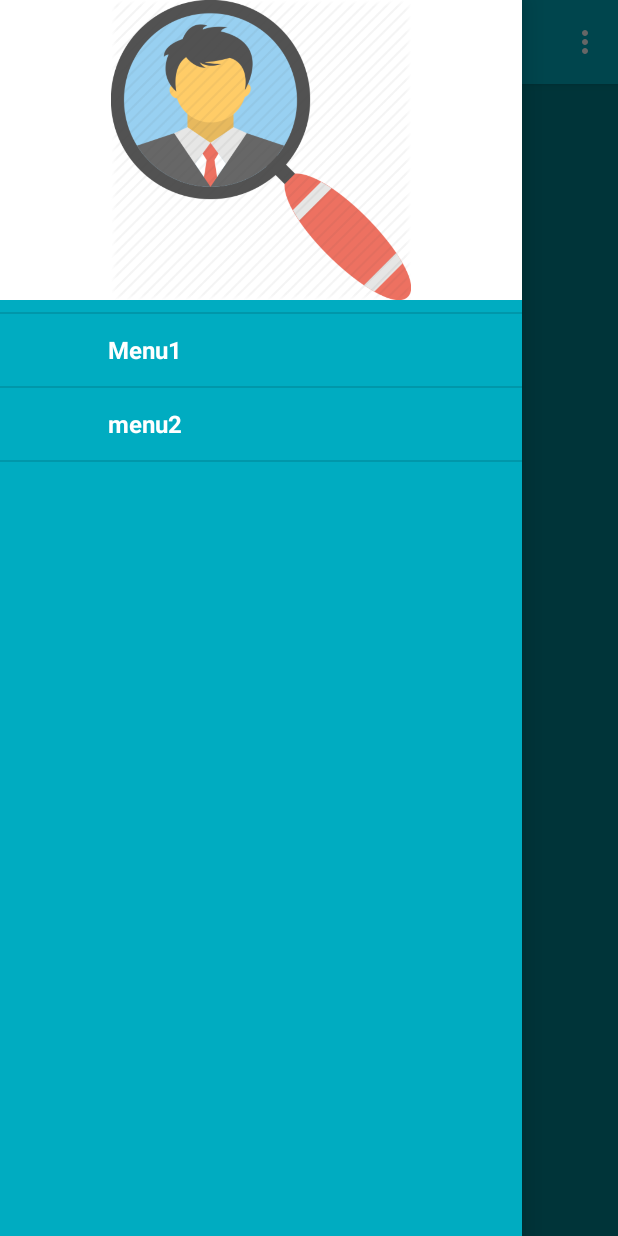
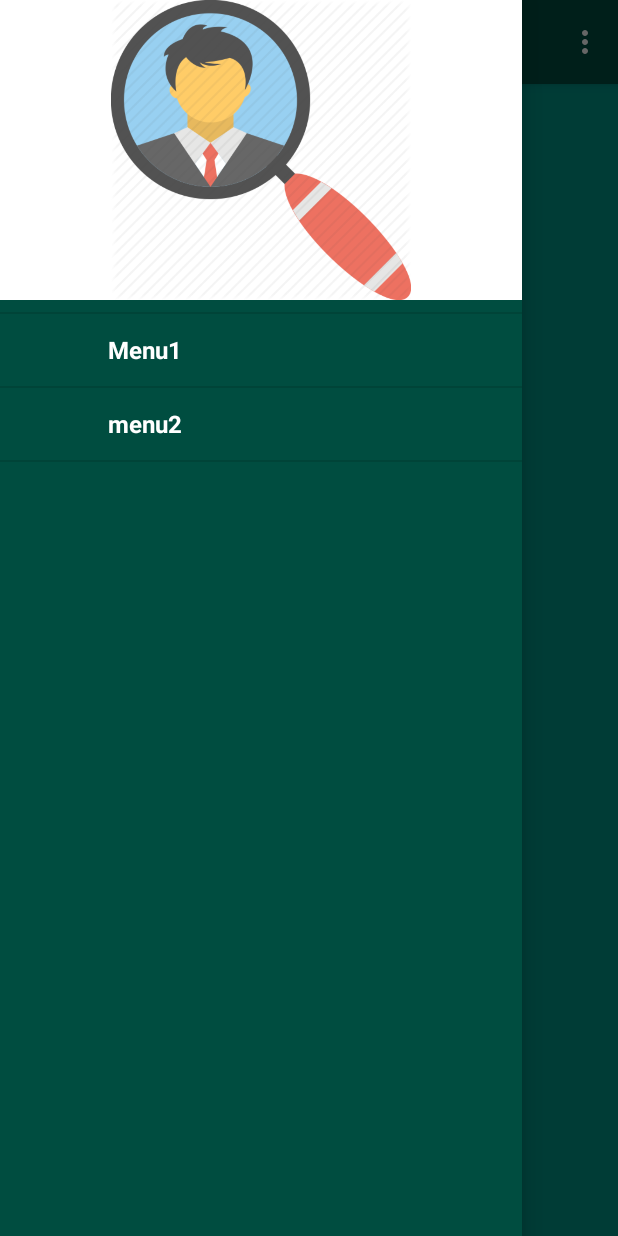
Before and after one commit to rana1110/missingpeople, an Android app: the screen it shows after launch (HomeScreenActivity), with the side drawer open, on a phone screen of 412 x 824 dp. Run offline under Robolectric (Android 15) with nearby library versions, the phone set to English and light mode, and no system bars.

Commit message:
New Design Updated

```diff
--- a/app/src/main/java/com/ohm/missingpeople/activity/HomeScreenActivity.java
+++ b/app/src/main/java/com/ohm/missingpeople/activity/HomeScreenActivity.java
@@ -5,7 +5,7 @@ import android.os.Bundle;
 import com.google.android.material.internal.NavigationMenuView;
 import com.google.android.material.navigation.NavigationView;
 import com.ohm.missingpeople.R;
-import com.ohm.missingpeople.adapter.NewsAdapter;
+import com.ohm.missingpeople.adapter.AllMissingPersonAdapter;
 import com.ohm.missingpeople.networkoperation.model.AllMissingPeople;
 import com.ohm.missingpeople.networkoperation.model.MissingPeopleDataClass;
 import com.ohm.missingpeople.networkoperation.restclient.ApiClient;
@@ -44,7 +44,7 @@ public class HomeScreenActivity extends AppCompatActivity implements NavigationV
     ApiInterface apiInterface;
     Call<AllMissingPeople> newsGetDatacall;
     private RecyclerView recyclerView;
-    private NewsAdapter adapter;
+    private AllMissingPersonAdapter adapter;
     RecyclerView.LayoutManager layoutManager;
 
     @Override
@@ -64,7 +64,7 @@ public class HomeScreenActivity extends AppCompatActivity implements NavigationV
         navMenuView = (NavigationMenuView) navigationView.getChildAt(0);
         swipeRefreshLayout = findViewById(R.id.pullToRefresh);
         recyclerView = findViewById(R.id.recycler_view);
-        swipeRefreshLayout.setColorSchemeColors(getResources().getColor(R.color.brandColor));
+        swipeRefreshLayout.setColorSchemeColors(getResources().getColor(R.color.brandColorCode1));
         layoutManager = new LinearLayoutManager(HomeScreenActivity.this);
         navMenuView.addItemDecoration(new DividerItemDecoration(this, DividerItemDecoration.VERTICAL));
         navigationView.setNavigationItemSelectedListener(HomeScreenActivity.this);
@@ -144,10 +144,10 @@ public class HomeScreenActivity extends AppCompatActivity implements NavigationV
     }
 
     private void generateNewsList(ArrayList<MissingPeopleDataClass> empDataList) {
-            recyclerView = findViewById(R.id.recycler_view);
-            //  adapter = new NewsAdapter(empDataList, getApplicationContext(), newsCategory);
-            adapter = new NewsAdapter(empDataList, this, "");
-            recyclerView.setLayoutManager(layoutManager);
-            recyclerView.setAdapter(adapter);
+        recyclerView = findViewById(R.id.recycler_view);
+        //  adapter = new NewsAdapter(empDataList, getApplicationContext(), newsCategory);
+        adapter = new AllMissingPersonAdapter(empDataList, this);
+        recyclerView.setLayoutManager(layoutManager);
+        recyclerView.setAdapter(adapter);
     }
 }
--- a/app/src/main/res/drawable/call_icon.xml
+++ b/app/src/main/res/drawable/call_icon.xml
@@ -3,8 +3,8 @@
     android:height="24dp"
     android:viewportWidth="24"
     android:viewportHeight="24"
-    android:tint="@color/brandScreenBackground">
+    android:tint="@color/brandColorCode3">
   <path
-      android:fillColor="@color/brandScreenBackground"
+      android:fillColor="@color/brandColorCode3"
       android:pathData="M20,15.5c-1.25,0 -2.45,-0.2 -3.57,-0.57 -0.35,-0.11 -0.74,-0.03 -1.02,0.24l-2.2,2.2c-2.83,-1.44 -5.15,-3.75 -6.59,-6.59l2.2,-2.21c0.28,-0.26 0.36,-0.65 0.25,-1C8.7,6.45 8.5,5.25 8.5,4c0,-0.55 -0.45,-1 -1,-1H4c-0.55,0 -1,0.45 -1,1 0,9.39 7.61,17 17,17 0.55,0 1,-0.45 1,-1v-3.5c0,-0.55 -0.45,-1 -1,-1zM21,6h-3V3h-2v3h-3v2h3v3h2V8h3z"/>
 </vector>
--- a/app/src/main/res/drawable/round_corner_button.xml
+++ b/app/src/main/res/drawable/round_corner_button.xml
@@ -2,8 +2,8 @@
 <shape xmlns:android="http://schemas.android.com/apk/res/android">
     <stroke
         android:width="1dp"
-        android:color="@color/brandColor" />
+        android:color="@color/brandColorCode1" />
     <corners android:radius="@dimen/dimen_16dp" />
-    <solid android:color="@color/brandColor" />
+    <solid android:color="@color/brandColorCode1" />
 
 </shape>
--- a/app/src/main/res/drawable/round_corner_recyclerview.xml
+++ b/app/src/main/res/drawable/round_corner_recyclerview.xml
@@ -2,8 +2,8 @@
 <shape xmlns:android="http://schemas.android.com/apk/res/android">
     <stroke
         android:width="1dp"
-        android:color="@color/brandColor" />
+        android:color="@color/brandColorCode1" />
     <corners android:radius="@dimen/dimen_16dp" />
-    <solid android:color="@color/brandColor" />
+    <solid android:color="@color/brandColorCode1" />
 
 </shape>
--- a/app/src/main/res/drawable/share_icon.xml
+++ b/app/src/main/res/drawable/share_icon.xml
@@ -3,8 +3,8 @@
     android:height="24dp"
     android:viewportWidth="24"
     android:viewportHeight="24"
-    android:tint="@color/brandScreenBackground">
+    android:tint="@color/brandColorCode3">
   <path
-      android:fillColor="@android:color/white"
+      android:fillColor="@color/brandColorCode3"
       android:pathData="M18,16.08c-0.76,0 -1.44,0.3 -1.96,0.77L8.91,12.7c0.05,-0.23 0.09,-0.46 0.09,-0.7s-0.04,-0.47 -0.09,-0.7l7.05,-4.11c0.54,0.5 1.25,0.81 2.04,0.81 1.66,0 3,-1.34 3,-3s-1.34,-3 -3,-3 -3,1.34 -3,3c0,0.24 0.04,0.47 0.09,0.7L8.04,9.81C7.5,9.31 6.79,9 6,9c-1.66,0 -3,1.34 -3,3s1.34,3 3,3c0.79,0 1.5,-0.31 2.04,-0.81l7.12,4.16c-0.05,0.21 -0.08,0.43 -0.08,0.65 0,1.61 1.31,2.92 2.92,2.92 1.61,0 2.92,-1.31 2.92,-2.92s-1.31,-2.92 -2.92,-2.92z"/>
 </vector>
--- a/app/src/main/res/layout/activity_home_screen.xml
+++ b/app/src/main/res/layout/activity_home_screen.xml
@@ -57,11 +57,11 @@
         android:layout_width="match_parent"
         android:layout_height="match_parent"
         android:layout_gravity="start"
-        android:background="@color/brandColor"
+        android:background="@color/brandColorCode1"
         android:fitsSystemWindows="true"
         android:textStyle="bold"
         app:headerLayout="@layout/nav_header"
-        app:itemIconTint="@color/brandColor"
+        app:itemIconTint="@color/brandColorCode1"
         app:itemTextAppearance="@style/NavDrawerTextStyle"
         app:menu="@menu/activity_home_screen_drawer">
 
--- a/app/src/main/res/layout/fragment_first.xml
+++ b/app/src/main/res/layout/fragment_first.xml
@@ -4,7 +4,7 @@
     xmlns:tools="http://schemas.android.com/tools"
     android:layout_width="match_parent"
     android:layout_height="match_parent"
-    android:background="@color/brandScreenBackground"
+    android:background="@color/brandColorCode4"
     tools:context=".activity.FirstFragment">
 
     <Button
@@ -23,7 +23,7 @@
         android:layout_width="wrap_content"
         android:layout_height="wrap_content"
         android:text="@string/hello_first_fragment"
-        android:textColor="@color/brandFontColor"
+        android:textColor="@color/brandColorCode3"
         app:layout_constraintBottom_toTopOf="@id/button_first"
         app:layout_constraintEnd_toEndOf="parent"
         app:layout_constraintStart_toStartOf="parent"
--- a/app/src/main/res/layout/nav_header.xml
+++ b/app/src/main/res/layout/nav_header.xml
@@ -3,7 +3,7 @@
     xmlns:app="http://schemas.android.com/apk/res-auto"
     android:layout_width="match_parent"
     android:layout_height="wrap_content"
-    android:background="@color/brandScreenBackground"
+    android:background="@color/brandColorCode4"
     android:gravity="center"
     android:orientation="vertical">
 
--- a/app/src/main/res/values/colors.xml
+++ b/app/src/main/res/values/colors.xml
@@ -1,13 +1,14 @@
 <?xml version="1.0" encoding="utf-8"?>
 <resources>
-    <color name="brandColor">#00ACC1</color>
-    <color name="brandFontColor">#ffffff</color>
-    <color name="brandScreenBackground">#ffffff</color>
-    <color name="brandColorCode2">#00838F</color>
+    <color name="brandColorCode1">#004D40</color>
+    <color name="brandColorCode2">#009688</color>
+    <color name="brandColorCode3">#ffffff</color>
+    <color name="brandColorCode4">#ffffff</color>
 
-    <color name="colorPrimary">@color/brandColor</color>
-    <color name="colorPrimaryDark">@color/brandColor</color>
-    <color name="colorAccent">@color/brandColor</color>
+
+    <color name="colorPrimary">@color/brandColorCode1</color>
+    <color name="colorPrimaryDark">@color/brandColorCode1</color>
+    <color name="colorAccent">@color/brandColorCode1</color>
 
 
     <color name="blue_color_code_1">#0288D1</color>
--- a/app/src/main/res/values/styles.xml
+++ b/app/src/main/res/values/styles.xml
@@ -10,7 +10,7 @@
     <style name="buttonStyle" parent="Widget.AppCompat.Button.Colored">
         <item name="android:layout_width">wrap_content</item>
         <item name="android:layout_height">@dimen/dimen_56dp</item>
-        <item name="android:textColor">@color/brandFontColor</item>
+        <item name="android:textColor">@color/brandColorCode3</item>
         <item name="android:textStyle">bold</item>
         <item name="android:textAllCaps">false</item>
         <item name="android:textSize">@dimen/font_size_14</item>
@@ -32,7 +32,7 @@
     <style name="AppTheme.PopupOverlay" parent="ThemeOverlay.AppCompat.Light" />
 
     <style name="NavDrawerTextStyle" parent="Base.TextAppearance.AppCompat">
-        <item name="android:textColor">@color/brandFontColor</item>
+        <item name="android:textColor">@color/brandColorCode3</item>
         <item name="android:textSize">@dimen/font_size_16</item>
         <item name="android:textStyle">bold</item>
     </style>
@@ -94,7 +94,7 @@
         <item name="android:padding">@dimen/dimen_16dp</item>
     </style>
     <style name="recyclerTextViewStyle" parent="TextAppearance.AppCompat">
-        <item name="android:textColor">@color/brandFontColor</item>
+        <item name="android:textColor">@color/brandColorCode3</item>
         <item name="android:textSize">@dimen/font_size_16</item>
         <item name="android:textStyle">bold</item>
     </style>
```
Also changed, not shown: app/src/main/java/com/ohm/missingpeople/adapter/AllMissingPersonAdapter.java (renamed from app/src/main/java/com/ohm/missingpeople/adapter/NewsAdapter.java, +28 -33 lines), app/src/main/res/layout/all_missing_people_data_list.xml (+8 -4 lines).
